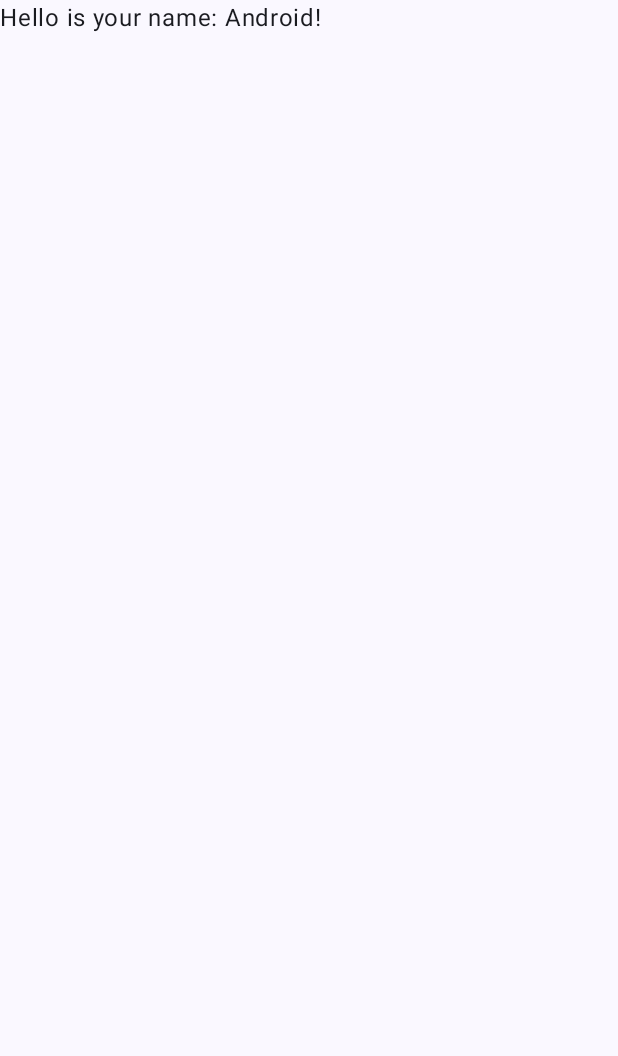
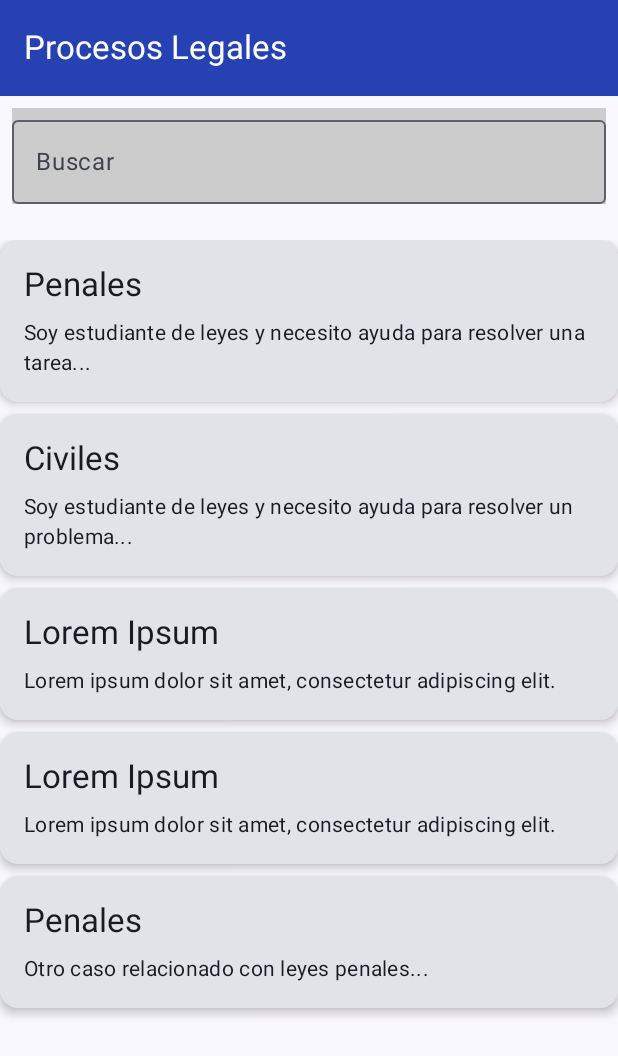
Before and after one commit to A00835995/EQ-Caso-Cerrado-BufeTec, an Android app built with Jetpack Compose: the screen it shows after launch (MainActivity), on a phone screen of 412 x 824 dp. Before the commit the part shown is almost empty. Shown: the top 1056 px of the screen. Run offline under Robolectric (Android 15) with nearby library versions, the phone set to English and light mode, and no system bars.

Commit message:
Commit Fernando

```diff
--- a/app/build.gradle.kts
+++ b/app/build.gradle.kts
@@ -50,7 +50,7 @@ android {
 }
 
 dependencies {
-
+    implementation ("androidx.navigation:navigation-compose:2.5.1")
     implementation(libs.androidx.core.ktx)
     implementation(libs.androidx.lifecycle.runtime.ktx)
     implementation(libs.androidx.activity.compose)
@@ -59,6 +59,8 @@ dependencies {
     implementation(libs.androidx.ui.graphics)
     implementation(libs.androidx.ui.tooling.preview)
     implementation(libs.androidx.material3)
+    implementation(libs.androidx.navigation.runtime.ktx)
+    implementation(libs.androidx.navigation.compose)
     testImplementation(libs.junit)
     androidTestImplementation(libs.androidx.junit)
     androidTestImplementation(libs.androidx.espresso.core)
--- a/app/src/main/java/com/example/reto/MainActivity.kt
+++ b/app/src/main/java/com/example/reto/MainActivity.kt
@@ -3,28 +3,29 @@ package com.example.reto
 import android.os.Bundle
 import androidx.activity.ComponentActivity
 import androidx.activity.compose.setContent
-import androidx.activity.enableEdgeToEdge
 import androidx.compose.foundation.layout.fillMaxSize
 import androidx.compose.foundation.layout.padding
 import androidx.compose.material3.Scaffold
-import androidx.compose.material3.Text
 import androidx.compose.runtime.Composable
 import androidx.compose.ui.Modifier
 import androidx.compose.ui.tooling.preview.Preview
+import androidx.navigation.NavHostController
+import androidx.navigation.compose.NavHost
+import androidx.navigation.compose.composable
+import androidx.navigation.compose.rememberNavController
+import androidx.navigation.navArgument
 import com.example.reto.ui.theme.RetoTheme
-//Emilio Cavazos A00835995
 
 class MainActivity : ComponentActivity() {
     override fun onCreate(savedInstanceState: Bundle?) {
         super.onCreate(savedInstanceState)
-        enableEdgeToEdge()
         setContent {
             RetoTheme {
+                // Crear el controlador de navegación
+                val navController = rememberNavController()
                 Scaffold(modifier = Modifier.fillMaxSize()) { innerPadding ->
-                    Greeting(
-                        name = "Android",
-                        modifier = Modifier.padding(innerPadding)
-                    )
+                    // Establecer el NavHost con las pantallas
+                    NavigationComponent(navController = navController, modifier = Modifier.padding(innerPadding))
                 }
             }
         }
@@ -32,17 +33,28 @@ class MainActivity : ComponentActivity() {
 }
 
 @Composable
-fun Greeting(name: String, modifier: Modifier = Modifier) {
-    Text(
-        text = "Hello is your name: $name!",
-        modifier = modifier
-    )
+fun NavigationComponent(navController: NavHostController, modifier: Modifier = Modifier) {
+    NavHost(navController = navController, startDestination = "ProcesosLegalesScreen") {
+        // Pantalla principal
+        composable("ProcesosLegalesScreen") {
+            ProcesosLegalesScreen(navController = navController)
+        }
+        // Pantalla de detalles
+        composable(
+            "detail/{itemTitle}",
+            arguments = listOf(navArgument("itemTitle") { defaultValue = "" })
+        ) { backStackEntry ->
+            val itemTitle = backStackEntry.arguments?.getString("itemTitle") ?: ""
+            DetailScreen(itemTitle = itemTitle, onBackClick = { navController.popBackStack() })
+        }
+    }
 }
 
 @Preview(showBackground = true)
 @Composable
-fun GreetingPreview() {
+fun DefaultPreview() {
     RetoTheme {
-        Greeting("Android")
+        val navController = rememberNavController()
+        NavigationComponent(navController)
     }
 }
--- /dev/null
+++ b/app/src/main/java/com/example/reto/ProcesosLegalesScreen.kt
@@ -0,0 +1,116 @@
+package com.example.reto
+
+import androidx.compose.foundation.background
+import androidx.compose.foundation.clickable
+import androidx.compose.foundation.layout.*
+import androidx.compose.foundation.lazy.LazyColumn
+import androidx.compose.foundation.text.KeyboardOptions
+import androidx.compose.material3.*
+import androidx.compose.runtime.*
+import androidx.compose.ui.Modifier
+import androidx.compose.ui.graphics.Color
+import androidx.compose.ui.text.input.ImeAction
+import androidx.compose.ui.text.input.TextFieldValue
+import androidx.compose.ui.tooling.preview.Preview
+import androidx.compose.ui.unit.dp
+import androidx.navigation.NavHostController
+import androidx.navigation.compose.rememberNavController
+import com.example.reto.ui.theme.RetoTheme
+
+@OptIn(ExperimentalMaterial3Api::class)
+@Composable
+fun ProcesosLegalesScreen(navController: NavHostController) {
+    var searchQuery by remember { mutableStateOf(TextFieldValue("")) }
+
+    // Lista original de tarjetas
+    val cardItems = listOf(
+        CardItem("Penales", "Soy estudiante de leyes y necesito ayuda para resolver una tarea..."),
+        CardItem("Civiles", "Soy estudiante de leyes y necesito ayuda para resolver un problema..."),
+        CardItem("Lorem Ipsum", "Lorem ipsum dolor sit amet, consectetur adipiscing elit."),
+        CardItem("Lorem Ipsum", "Lorem ipsum dolor sit amet, consectetur adipiscing elit."),
+        CardItem("Penales", "Otro caso relacionado con leyes penales...")
+    )
+
+    // Filtrar las tarjetas según el texto ingresado en la búsqueda
+    val filteredItems = cardItems.filter {
+        it.title.contains(searchQuery.text, ignoreCase = true)
+    }
+
+    Scaffold(
+        topBar = {
+            TopAppBar(
+                title = { Text("Procesos Legales", color = Color.White) },
+                modifier = Modifier
+                    .fillMaxWidth()
+                    .background(Color(0xFF2541B2)), // Color azul oscuro
+                colors = TopAppBarDefaults.topAppBarColors(
+                    containerColor = Color(0xFF2541B2) // Fondo azul oscuro
+                )
+            )
+        }
+    ) { paddingValues ->
+        // El contenido de la lista de tarjetas
+        Column(
+            modifier = Modifier
+                .fillMaxSize()
+                .padding(paddingValues)
+        ) {
+            // Barra de búsqueda
+            OutlinedTextField(
+                value = searchQuery,
+                onValueChange = { newValue -> searchQuery = newValue },
+                label = { Text("Buscar") },
+                modifier = Modifier
+                    .fillMaxWidth()
+                    .padding(8.dp)
+                    .background(Color.LightGray),  // Aplica el color de fondo
+                singleLine = true, // Mantiene el TextField en una sola línea
+                colors = TextFieldDefaults.outlinedTextFieldColors(),
+                keyboardOptions = KeyboardOptions.Default.copy(imeAction = ImeAction.Search)
+            )
+
+            Spacer(modifier = Modifier.height(16.dp))
+
+            // Mostrar las tarjetas filtradas
+            LazyColumn(modifier = Modifier.fillMaxSize()) {
+                items(filteredItems.size) { index ->
+                    CardItemView(
+                        cardItem = filteredItems[index],
+                        onClick = {
+                            // Navegar a la pantalla de detalles pasando el título
+                            navController.navigate("detail/${filteredItems[index].title}")
+                        }
+                    )
+                    Spacer(modifier = Modifier.height(8.dp))
+                }
+            }
+        }
+    }
+}
+
+@Composable
+fun CardItemView(cardItem: CardItem, onClick: () -> Unit) {
+    Card(
+        modifier = Modifier
+            .fillMaxWidth()
+            .clickable { onClick() },
+        elevation = CardDefaults.cardElevation(4.dp)
+    ) {
+        Column(modifier = Modifier.padding(16.dp)) {
+            Text(text = cardItem.title, style = MaterialTheme.typography.titleLarge)
+            Spacer(modifier = Modifier.height(8.dp))
+            Text(text = cardItem.description, style = MaterialTheme.typography.bodyMedium)
+        }
+    }
+}
+
+// Data class para las tarjetas
+data class CardItem(val title: String, val description: String)
+
+@Preview(showBackground = true)
+@Composable
+fun ProcesosLegalesPreview() {
+    RetoTheme {
+        ProcesosLegalesScreen(rememberNavController())
+    }
+}
--- a/gradle/libs.versions.toml
+++ b/gradle/libs.versions.toml
@@ -8,6 +8,8 @@ espressoCore = "3.6.1"
 lifecycleRuntimeKtx = "2.8.4"
 activityCompose = "1.9.1"
 composeBom = "2024.04.01"
+navigationRuntimeKtx = "2.8.1"
+navigationCompose = "2.8.1"
 
 [libraries]
 androidx-core-ktx = { group = "androidx.core", name = "core-ktx", version.ref = "coreKtx" }
@@ -24,6 +26,8 @@ androidx-ui-tooling-preview = { group = "androidx.compose.ui", name = "ui-toolin
 androidx-ui-test-manifest = { group = "androidx.compose.ui", name = "ui-test-manifest" }
 androidx-ui-test-junit4 = { group = "androidx.compose.ui", name = "ui-test-junit4" }
 androidx-material3 = { group = "androidx.compose.material3", name = "material3" }
+androidx-navigation-runtime-ktx = { group = "androidx.navigation", name = "navigation-runtime-ktx", version.ref = "navigationRuntimeKtx" }
+androidx-navigation-compose = { group = "androidx.navigation", name = "navigation-compose", version.ref = "navigationCompose" }
 
 [plugins]
 android-application = { id = "com.android.application", version.ref = "agp" }
```
Also changed, not shown: app/src/main/java/com/example/reto/DetailScreen.kt (added, +68 -0 lines).
